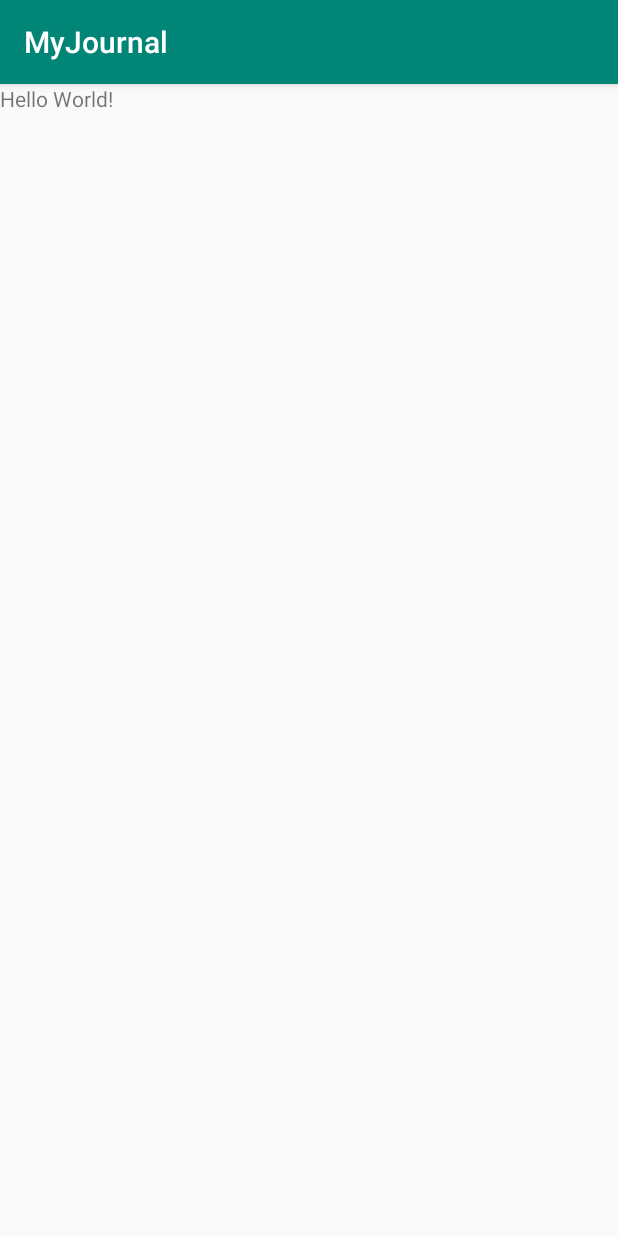
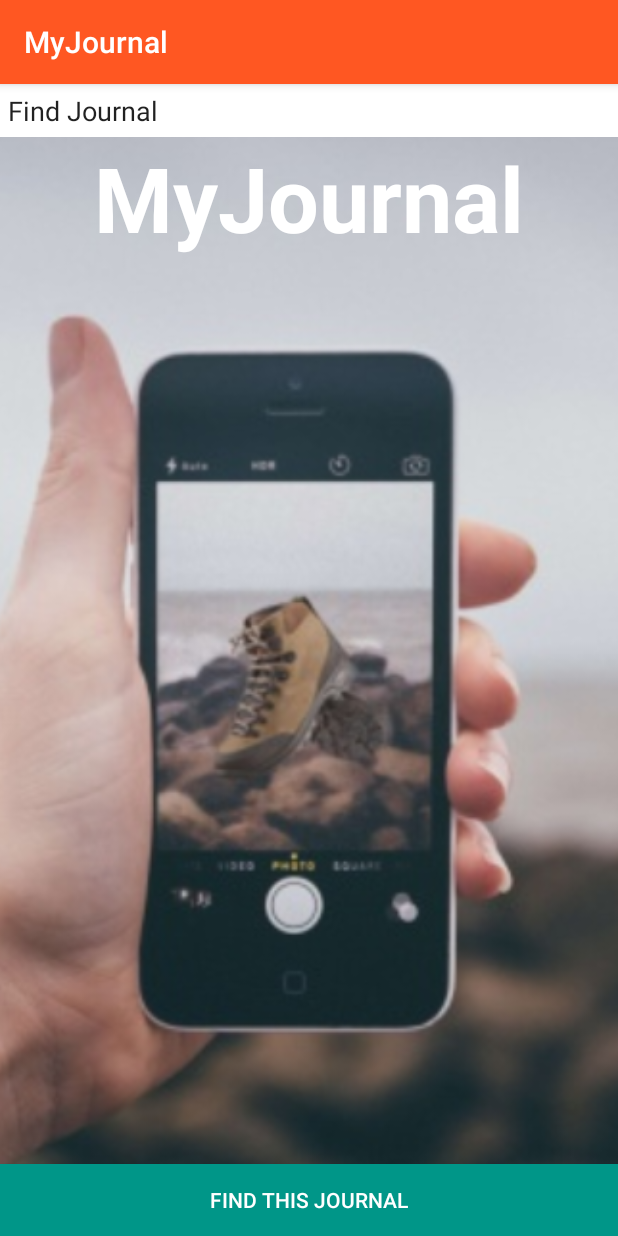
Before and after one commit to juliet-wambua/Journal, an Android app: the screen it shows after launch (MainActivity), on a phone screen of 412 x 824 dp. Run offline under Robolectric (Android 15) with nearby library versions, the phone set to English and light mode, and no system bars.

Commit message:
mainActivity of my journal created with all respective views

```diff
--- a/app/src/main/res/layout/activity_main.xml
+++ b/app/src/main/res/layout/activity_main.xml
@@ -1,18 +1,52 @@
 <?xml version="1.0" encoding="utf-8"?>
+
+
 <RelativeLayout xmlns:android="http://schemas.android.com/apk/res/android"
-    xmlns:app="http://schemas.android.com/apk/res-auto"
     xmlns:tools="http://schemas.android.com/tools"
     android:layout_width="match_parent"
     android:layout_height="match_parent"
-    tools:context=".MainActivity">
+    tools:context="com.nea.myjournal.MainActivity"
+    android:background="#000000">
+
+    <ImageView
+        android:id="@+id/imageView"
+        android:layout_width="wrap_content"
+        android:layout_height="match_parent"
+        android:src="@drawable/mobi"
+        android:scaleType="centerCrop"
+        />
 
     <TextView
         android:layout_width="wrap_content"
         android:layout_height="wrap_content"
-        android:text="Hello World!"
-        app:layout_constraintBottom_toBottomOf="parent"
-        app:layout_constraintLeft_toLeftOf="parent"
-        app:layout_constraintRight_toRightOf="parent"
-        app:layout_constraintTop_toTopOf="parent" />
+        android:text="MyJournal"
+        android:layout_alignParentTop="true"
+        android:layout_centerHorizontal="true"
+        android:layout_marginTop="35dp"
+        android:textColor="@color/colorTextIcons"
+        android:textSize="60sp"
+        android:textStyle="bold"
+        android:id="@+id/appNameTextView"/>
+
+    <Button
+        android:layout_width="match_parent"
+        android:layout_height="wrap_content"
+        android:text="Find This Journal"
+        android:id="@+id/findJournalsButton"
+        android:layout_alignParentBottom="true"
+        android:layout_centerHorizontal="true"
+        android:background="@color/colorAccent"
+        android:textColor="@color/colorTextIcons" />
+    <EditText
+        android:layout_width="match_parent"
+        android:layout_height="wrap_content"
+        android:text="Find Journal"
+        android:id="@+id/locationEditText"
+        android:background="@color/colorTextIcons"
+        android:layout_marginBottom="10dp"
+        android:padding="5dp"
+        android:hint="Enter Zip Code to Get Journal!"
+        android:layout_centerHorizontal="true"/>
+
 
 </RelativeLayout>
--- a/app/src/main/res/values/colors.xml
+++ b/app/src/main/res/values/colors.xml
@@ -1,6 +1,11 @@
 <?xml version="1.0" encoding="utf-8"?>
 <resources>
-    <color name="colorPrimary">#008577</color>
-    <color name="colorPrimaryDark">#00574B</color>
-    <color name="colorAccent">#D81B60</color>
+    <color name="colorPrimary">#FF5722</color>
+    <color name="colorPrimaryDark">#E64A19</color>
+    <color name="colorPrimaryLight">#FFCCBC</color>
+    <color name="colorTextIcons">#FFFFFF</color>
+    <color name="colorAccent">#009688</color>
+    <color name="colorPrimaryText">#212121</color>
+    <color name="colorSecondaryText">#727272</color>
+    <color name="colorDivider">#B6B6B6</color>
 </resources>
```
Also changed, not shown: app/src/main/res/drawable/mobi.jpg (added).
